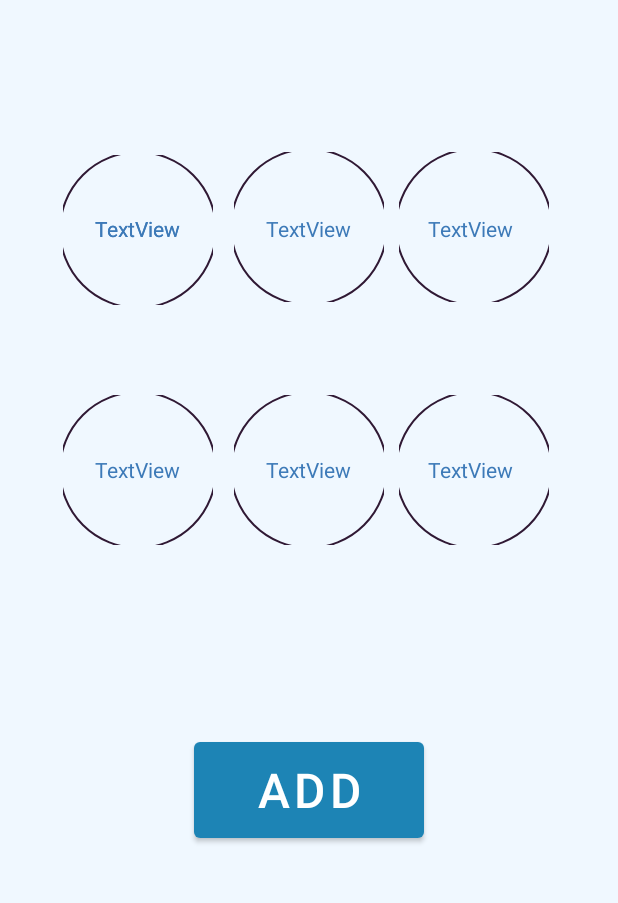
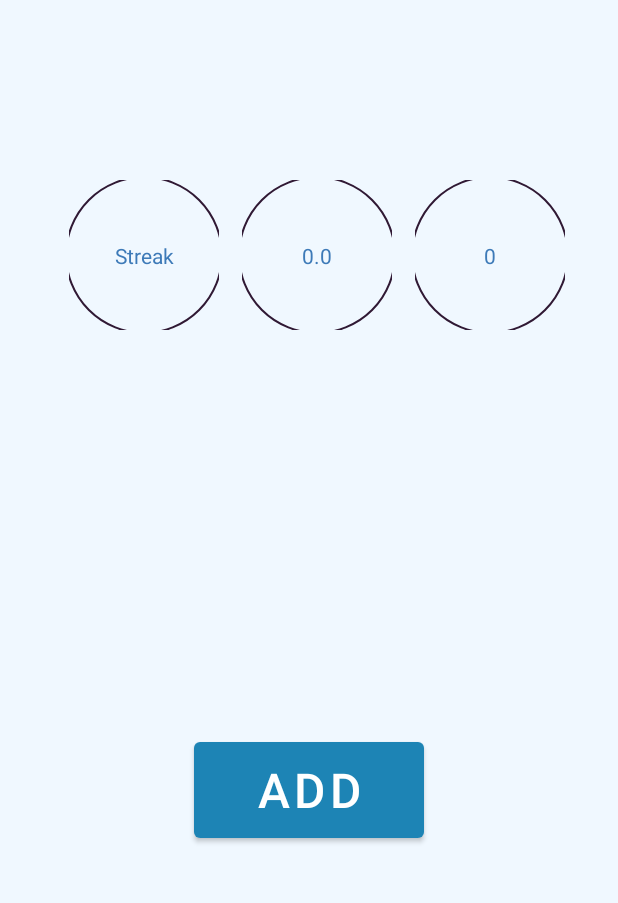
Before and after one commit to henry0225/Day_Rater, an Android app: the screen it shows after launch (MainActivity), on a phone screen of 412 x 824 dp, the part 305-1208 px from its top. Run offline under Robolectric (Android 15) with nearby library versions, the phone set to English and light mode, and no system bars.

Commit message:
stats backend update

```diff
--- a/app/src/main/java/edu/hackrice/lifehackstartercode/EditDataActivity.java
+++ b/app/src/main/java/edu/hackrice/lifehackstartercode/EditDataActivity.java
@@ -18,6 +18,7 @@ public class EditDataActivity extends AppCompatActivity {
     Button btnAdd, btnViewData;
     EditText editText;
     SeekBar ratingBar;
+    TextView ratingDisplay;
     @Override
     protected void onCreate(Bundle savedInstanceState) {
         super.onCreate(savedInstanceState);
@@ -31,8 +32,20 @@ public class EditDataActivity extends AppCompatActivity {
         editText = findViewById(R.id.editText);
         ratingBar = findViewById(R.id.ratingBar);
         btnAdd = findViewById(R.id.btnAdd);
+        ratingDisplay = findViewById(R.id.ratingDisplay);
         btnViewData = findViewById(R.id.btnView);
         mDatabaseHelper = new DatabaseHelper(this);
+
+        ratingBar.setOnSeekBarChangeListener(new SeekBar.OnSeekBarChangeListener() {
+            @Override
+            public void onProgressChanged(SeekBar seekBar, int i, boolean b) {
+                ratingDisplay.setText(String.valueOf(ratingBar.getProgress()));
+            }
+            @Override
+            public void onStartTrackingTouch(SeekBar seekBar) {}
+            @Override
+            public void onStopTrackingTouch(SeekBar seekBar) {}
+        });
 
         btnAdd.setOnClickListener(new View.OnClickListener() {
             @Override
@@ -64,6 +77,8 @@ public class EditDataActivity extends AppCompatActivity {
 
     }
 
+
+
     public void AddData(String col2, double col3, String col4) {
         boolean insertData = mDatabaseHelper.addData(col2, col3, col4);
 
--- a/app/src/main/java/edu/hackrice/lifehackstartercode/MainActivity.java
+++ b/app/src/main/java/edu/hackrice/lifehackstartercode/MainActivity.java
@@ -3,31 +3,50 @@ package edu.hackrice.lifehackstartercode;
 import androidx.appcompat.app.AppCompatActivity;
 
 import android.content.Intent;
+import android.database.Cursor;
 import android.os.Bundle;
 import android.view.View;
 import android.widget.Button;
+import android.widget.SeekBar;
 import android.widget.TextView;
 
 public class MainActivity extends AppCompatActivity {
 
     Button buttonGoToMainActivity;
     TextView textViewGreeting;
+    TextView streakText;
+    TextView weekAverageText;
+    TextView totalEntriesText;
+    DatabaseHelper dbHelper;
 
     @Override
     protected void onCreate(Bundle savedInstanceState) {
         super.onCreate(savedInstanceState);
         setContentView(R.layout.activity_main);
+        streakText = findViewById(R.id.streakText);
+        weekAverageText = findViewById(R.id.weekAverageText);
+        totalEntriesText = findViewById(R.id.totalEntriesText);
+        dbHelper = new DatabaseHelper(this);
+
+        double total = 0;
+        int totalEntries = 0;
+        Cursor data = dbHelper.getData();
+        while(data.moveToNext()){
+            totalEntries++;
+            total += data.getFloat(2);
+        }
+        weekAverageText.setText(String.valueOf(total));
+        totalEntriesText.setText(String.valueOf(totalEntries));
 
         buttonGoToMainActivity = findViewById(R.id.buttonGoToMainActivity);
         View.OnClickListener buttonGoToWelcomeClickListener = new View.OnClickListener() {
             @Override
             public void onClick(View view) {
                 Intent i = new Intent(MainActivity.this, EditDataActivity.class);
-                i.putExtra("message", "Rate your day!");
+                i.putExtra("message", "Write about your day!");
                 startActivity(i);
             }
         };
         buttonGoToMainActivity.setOnClickListener(buttonGoToWelcomeClickListener);
-
     }
 }
--- a/app/src/main/res/layout/activity_edit_data.xml
+++ b/app/src/main/res/layout/activity_edit_data.xml
@@ -10,26 +10,23 @@
         android:id="@+id/textViewWelcome"
         android:layout_width="wrap_content"
         android:layout_height="wrap_content"
+        android:layout_marginBottom="50dp"
         android:text="TextView"
-        android:textSize="16sp"
-        app:layout_constraintBottom_toBottomOf="parent"
+        android:textSize="24sp"
+        app:layout_constraintBottom_toTopOf="@+id/editText"
         app:layout_constraintEnd_toEndOf="parent"
-        app:layout_constraintStart_toStartOf="parent"
-        app:layout_constraintTop_toTopOf="parent"
-        app:layout_constraintVertical_bias="0.133" />
+        app:layout_constraintStart_toStartOf="parent" />
 
     <EditText
         android:id="@+id/editText"
         android:layout_width="match_parent"
         android:layout_height="50dp"
-        android:layout_marginTop="100dp"
+        android:layout_marginBottom="50dp"
         android:textAlignment="center"
-        app:layout_constraintBottom_toBottomOf="parent"
+        app:layout_constraintBottom_toTopOf="@+id/btnAdd"
         app:layout_constraintEnd_toEndOf="parent"
         app:layout_constraintHorizontal_bias="1.0"
-        app:layout_constraintStart_toStartOf="parent"
-        app:layout_constraintTop_toTopOf="parent"
-        app:layout_constraintVertical_bias="0.127" />
+        app:layout_constraintStart_toStartOf="parent" />
 
     <Button
         android:id="@+id/btnAdd"
@@ -69,5 +66,32 @@
         android:scaleY="2"
         app:layout_constraintBottom_toTopOf="@+id/textViewWelcome"
         app:layout_constraintEnd_toEndOf="parent"
+        app:layout_constraintStart_toStartOf="parent"
+        app:layout_constraintTop_toTopOf="parent"
+        app:layout_constraintVertical_bias="1.0" />
+
+    <TextView
+        android:id="@+id/ratingDisplay"
+        android:layout_width="wrap_content"
+        android:layout_height="wrap_content"
+        android:layout_marginBottom="12dp"
+        android:gravity="center"
+        android:text="0"
+        android:textSize="32dp"
+        app:layout_constraintBottom_toTopOf="@+id/ratingBar"
+        app:layout_constraintEnd_toEndOf="parent"
+        app:layout_constraintHorizontal_bias="0.15"
+        app:layout_constraintStart_toEndOf="@+id/scoreLabel" />
+
+    <TextView
+        android:id="@+id/scoreLabel"
+        android:layout_width="wrap_content"
+        android:layout_height="wrap_content"
+        android:layout_marginStart="32dp"
+        android:layout_marginBottom="12dp"
+        android:gravity="center"
+        android:text="My happiness score: "
+        android:textSize="32dp"
+        app:layout_constraintBottom_toTopOf="@+id/ratingBar"
         app:layout_constraintStart_toStartOf="parent" />
 </androidx.constraintlayout.widget.ConstraintLayout>
--- a/app/src/main/res/layout/activity_main.xml
+++ b/app/src/main/res/layout/activity_main.xml
@@ -6,138 +6,34 @@
     android:layout_height="match_parent"
     tools:context=".MainActivity">
 
-    <TextView
-        android:id="@+id/yesterdayValue"
-        android:layout_width="79dp"
-        android:layout_height="70dp"
-        android:layout_marginStart="10dp"
-        android:layout_marginBottom="16dp"
-        android:gravity="center"
-        android:text="TextView"
-        app:layout_constraintBottom_toBottomOf="@+id/imageView2"
-        app:layout_constraintStart_toStartOf="@+id/imageView2" />
-
-    <TextView
-        android:id="@+id/weeklyAverage"
-        android:layout_width="79dp"
-        android:layout_height="70dp"
-        android:layout_marginStart="10dp"
-        android:layout_marginBottom="16dp"
-        android:gravity="center"
-        android:text="TextView"
-        app:layout_constraintBottom_toBottomOf="@+id/imageView2"
-        app:layout_constraintStart_toStartOf="@+id/imageView2" />
-
-    <TextView
-        android:id="@+id/monthlyAverage"
-        android:layout_width="79dp"
-        android:layout_height="70dp"
-        android:layout_marginStart="10dp"
-        android:layout_marginBottom="15dp"
-        android:gravity="center"
-        android:text="TextView"
-        app:layout_constraintBottom_toBottomOf="@+id/imageView"
-        app:layout_constraintStart_toStartOf="@+id/imageView" />
-
-    <TextView
-        android:id="@+id/yearlyAverage"
-        android:layout_width="79dp"
-        android:layout_height="70dp"
-        android:layout_marginStart="10dp"
-        android:layout_marginBottom="15dp"
-        android:gravity="center"
-        android:text="TextView"
-        app:layout_constraintBottom_toBottomOf="@+id/imageView5"
-        app:layout_constraintStart_toStartOf="@+id/imageView5" />
-
-    <TextView
-        android:id="@+id/totalDataPoints"
-        android:layout_width="79dp"
-        android:layout_height="70dp"
-        android:layout_marginStart="8dp"
-        android:layout_marginBottom="15dp"
-        android:gravity="center"
-        android:text="TextView"
-        app:layout_constraintBottom_toBottomOf="@+id/imageView3"
-        app:layout_constraintStart_toStartOf="@+id/imageView3" />
-
-    <TextView
-        android:id="@+id/streak"
-        android:layout_width="79dp"
-        android:layout_height="70dp"
-        android:layout_marginStart="124dp"
-        android:layout_marginBottom="16dp"
-        android:gravity="center"
-        android:text="TextView"
-        app:layout_constraintBottom_toBottomOf="@+id/imageView2"
-        app:layout_constraintStart_toStartOf="@+id/imageView2" />
-
     <ImageView
-        android:id="@+id/imageView5"
+        android:id="@+id/imageView4"
         android:layout_width="wrap_content"
         android:layout_height="wrap_content"
-        android:layout_marginEnd="10dp"
-        android:layout_marginBottom="125dp"
-        app:layout_constraintBottom_toTopOf="@+id/buttonGoToMainActivity"
-        app:layout_constraintEnd_toStartOf="@+id/imageView3"
-        app:layout_constraintStart_toEndOf="@+id/imageView"
-        app:srcCompat="@drawable/transparent_circle" />
-
-    <ImageView
-        android:id="@+id/imageView3"
-        android:layout_width="wrap_content"
-        android:layout_height="wrap_content"
-        android:layout_marginEnd="4dp"
-        android:layout_marginBottom="125dp"
-        app:layout_constraintBottom_toTopOf="@+id/buttonGoToMainActivity"
+        android:layout_marginTop="120dp"
+        android:layout_marginEnd="35dp"
         app:layout_constraintEnd_toEndOf="parent"
-        app:layout_constraintStart_toEndOf="@+id/imageView5"
+        app:layout_constraintTop_toBottomOf="@+id/textDayRater"
         app:srcCompat="@drawable/transparent_circle" />
 
     <ImageView
         android:id="@+id/imageView"
         android:layout_width="wrap_content"
         android:layout_height="wrap_content"
-        android:layout_marginEnd="14dp"
-        android:layout_marginBottom="125dp"
-        app:layout_constraintBottom_toTopOf="@+id/buttonGoToMainActivity"
-        app:layout_constraintEnd_toStartOf="@+id/imageView5"
-        app:layout_constraintHorizontal_chainStyle="packed"
-        app:layout_constraintStart_toStartOf="parent"
+        android:layout_marginTop="120dp"
+        android:layout_marginEnd="15dp"
+        app:layout_constraintEnd_toStartOf="@+id/imageView4"
+        app:layout_constraintTop_toBottomOf="@+id/textDayRater"
         app:srcCompat="@drawable/transparent_circle" />
 
     <ImageView
         android:id="@+id/imageView2"
         android:layout_width="wrap_content"
         android:layout_height="wrap_content"
-        android:layout_marginEnd="14dp"
-        android:layout_marginBottom="60dp"
-        app:layout_constraintBottom_toTopOf="@+id/imageView"
-        app:layout_constraintEnd_toStartOf="@+id/imageView6"
-        app:layout_constraintHorizontal_chainStyle="packed"
-        app:layout_constraintStart_toStartOf="parent"
-        app:srcCompat="@drawable/transparent_circle" />
-
-    <ImageView
-        android:id="@+id/imageView6"
-        android:layout_width="wrap_content"
-        android:layout_height="wrap_content"
-        android:layout_marginEnd="10dp"
-        android:layout_marginBottom="62dp"
-        app:layout_constraintBottom_toTopOf="@+id/imageView5"
-        app:layout_constraintEnd_toStartOf="@+id/imageView4"
-        app:layout_constraintStart_toEndOf="@+id/imageView2"
-        app:srcCompat="@drawable/transparent_circle" />
-
-    <ImageView
-        android:id="@+id/imageView4"
-        android:layout_width="wrap_content"
-        android:layout_height="wrap_content"
-        android:layout_marginEnd="4dp"
-        android:layout_marginBottom="62dp"
-        app:layout_constraintBottom_toTopOf="@+id/imageView3"
-        app:layout_constraintEnd_toEndOf="parent"
-        app:layout_constraintStart_toEndOf="@+id/imageView6"
+        android:layout_marginTop="120dp"
+        android:layout_marginEnd="15dp"
+        app:layout_constraintEnd_toStartOf="@+id/imageView"
+        app:layout_constraintTop_toBottomOf="@+id/textDayRater"
         app:srcCompat="@drawable/transparent_circle" />
 
     <TextView
@@ -165,14 +61,36 @@
         app:layout_constraintStart_toStartOf="parent" />
 
     <TextView
-        android:id="@+id/dataText1"
-        android:layout_width="79dp"
-        android:layout_height="70dp"
-        android:layout_marginStart="232dp"
-        android:layout_marginBottom="16dp"
+        android:id="@+id/streakText"
+        android:layout_width="wrap_content"
+        android:layout_height="wrap_content"
+        android:text="Streak"
         android:gravity="center"
-        android:text="TextView"
         app:layout_constraintBottom_toBottomOf="@+id/imageView2"
-        app:layout_constraintStart_toStartOf="@+id/imageView2" />
+        app:layout_constraintEnd_toEndOf="@+id/imageView2"
+        app:layout_constraintStart_toStartOf="@+id/imageView2"
+        app:layout_constraintTop_toTopOf="@+id/imageView2" />
+
+    <TextView
+        android:id="@+id/weekAverageText"
+        android:layout_width="wrap_content"
+        android:layout_height="wrap_content"
+        android:text="Week Average"
+        android:gravity="center"
+        app:layout_constraintBottom_toBottomOf="@+id/imageView"
+        app:layout_constraintEnd_toEndOf="@+id/imageView"
+        app:layout_constraintStart_toStartOf="@+id/imageView"
+        app:layout_constraintTop_toTopOf="@+id/imageView" />
+
+    <TextView
+        android:id="@+id/totalEntriesText"
+        android:layout_width="wrap_content"
+        android:layout_height="wrap_content"
+        android:text="Total Entries"
+        android:gravity="center"
+        app:layout_constraintBottom_toBottomOf="@+id/imageView4"
+        app:layout_constraintEnd_toEndOf="@+id/imageView4"
+        app:layout_constraintStart_toStartOf="@+id/imageView4"
+        app:layout_constraintTop_toTopOf="@+id/imageView4" />
 
 </androidx.constraintlayout.widget.ConstraintLayout>
```
